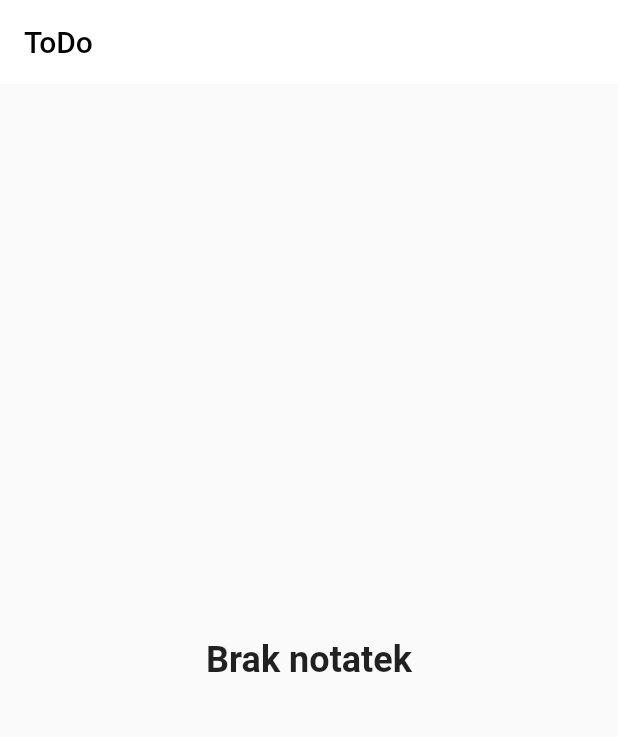
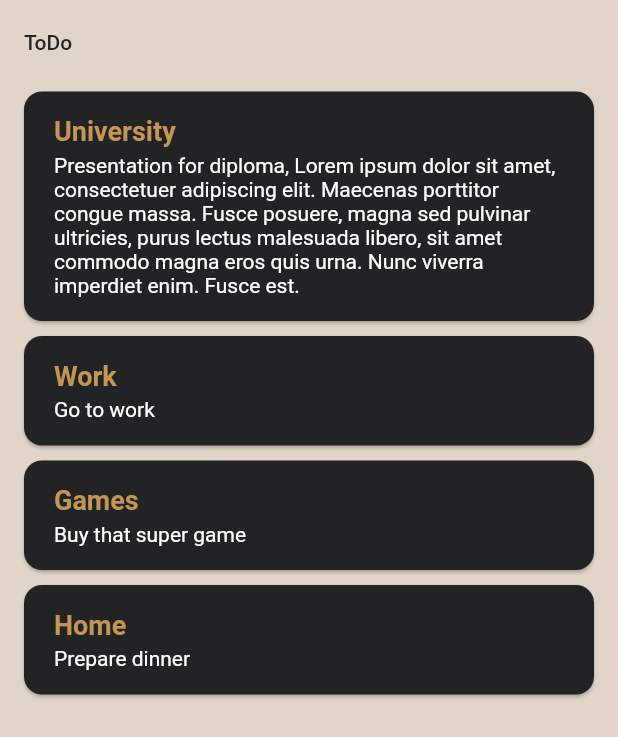
Before and after one commit to ArturMartynovych/ToDoApp, a Flutter app: the screen it shows after launch, on a phone screen of 412 x 824 dp. Shown: the top 737 px of the screen. Run offline on Flutter 3.47's test engine with Material 2 defaults, Android fonts, the phone set to English and light mode, and no system bars.

Commit message:
UI design and added testing notes

```diff
--- a/lib/Widgets/notes.dart
+++ b/lib/Widgets/notes.dart
@@ -1,4 +1,5 @@
 import 'package:flutter/material.dart';
+import 'package:todoapp/Widgets/notes_list.dart';
 import 'package:todoapp/models/note.dart';
 
 class Notes extends StatefulWidget {
@@ -9,23 +10,56 @@
 }
 
 class _NotesState extends State<Notes> {
-  final List<Note> _enteredNote = [];
+  final List<Note> _enteredNote = [
+    Note(
+      title: 'University',
+      note:
+          'Presentation for diploma, Lorem ipsum dolor sit amet, consectetuer adipiscing elit. Maecenas porttitor congue massa. Fusce posuere, magna sed pulvinar ultricies, purus lectus malesuada libero, sit amet commodo magna eros quis urna. Nunc viverra imperdiet enim. Fusce est.',
+    ),
+    Note(
+      title: 'Work',
+      note: 'Go to work',
+    ),
+    Note(
+      title: 'Games',
+      note: 'Buy that super game',
+    ),
+    Note(
+      title: 'Home',
+      note: 'Prepare dinner',
+    ),
+  ];
+
+  void _removeNote(Note note) {
+    setState(() {
+      _enteredNote.remove(note);
+    });
+  }
 
   @override
   Widget build(BuildContext context) {
-    Widget mainContent = const Center(
+    Widget mainContent = Center(
       child: Text(
         "Brak notatek",
-        style: TextStyle(
-          fontSize: 24,
-          fontWeight: FontWeight.bold,
-        ),
+        style: Theme.of(context).textTheme.bodyLarge?.copyWith(
+              fontSize: 36,
+            ),
       ),
     );
 
+    if (_enteredNote.isNotEmpty) {
+      mainContent = NotesList(
+        notes: _enteredNote,
+        onRemoveNote: _removeNote,
+      );
+    }
+
     return Scaffold(
       appBar: AppBar(
-        title: const Text("ToDo"),
+        title: Text(
+          "ToDo",
+          style: Theme.of(context).textTheme.bodyLarge,
+        ),
       ),
       body: Column(
         children: [
--- /dev/null
+++ b/lib/Widgets/notes_list.dart
@@ -0,0 +1,49 @@
+import 'package:flutter/material.dart';
+import 'package:todoapp/models/note.dart';
+
+class NotesList extends StatelessWidget {
+  const NotesList({
+    super.key,
+    required this.notes,
+    required this.onRemoveNote,
+  });
+
+  final List<Note> notes;
+  final void Function(Note note) onRemoveNote;
+
+  @override
+  Widget build(BuildContext context) {
+    return ListView.builder(
+      itemCount: notes.length,
+      itemBuilder: (context, index) => Dismissible(
+        key: ValueKey(notes[index]),
+        onDismissed: (direction) {
+          onRemoveNote(notes[index]);
+        },
+        child: Card(
+          color: Theme.of(context).cardColor,
+          child: Padding(
+            padding: const EdgeInsets.symmetric(
+              horizontal: 20,
+              vertical: 16,
+            ),
+            child: Column(
+              crossAxisAlignment: CrossAxisAlignment.start,
+              children: [
+                Text(
+                  notes[index].title,
+                  style: Theme.of(context).textTheme.titleLarge?.copyWith(
+                        fontSize: 18,
+                        fontWeight: FontWeight.bold,
+                      ),
+                ),
+                const SizedBox(height: 4),
+                Text(notes[index].note),
+              ],
+            ),
+          ),
+        ),
+      ),
+    );
+  }
+}
```
Also changed, not shown: lib/main.dart (+28 -0 lines).
